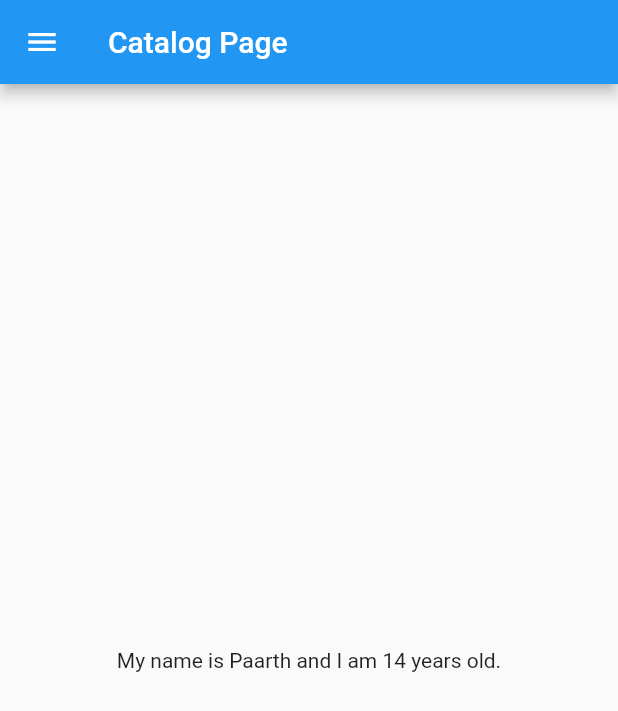
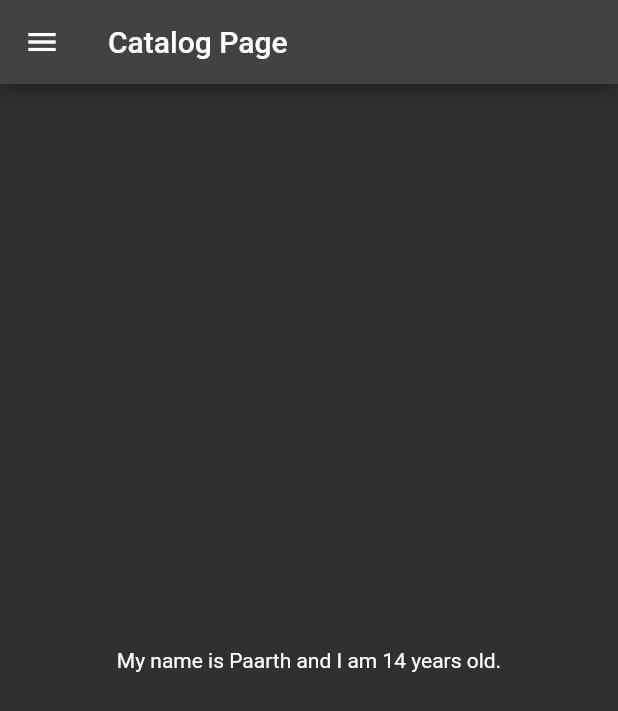
Before and after one commit to Paarthbathla338/DartT-FlutterTutorial, a Flutter app: the screen it shows after launch, on a phone screen of 412 x 824 dp. Shown: the top 711 px of the screen. Run offline on Flutter 3.47's test engine with Material 2 defaults, Android fonts, the phone set to English and light mode, and no system bars.

Commit message:
Themes completed

```diff
--- a/lib/main.dart
+++ b/lib/main.dart
@@ -2,7 +2,7 @@
 
 import "package:flutter/material.dart";
 
-import 'homepage.dart';
+import 'screens/homepage.dart';
 
 void main() {
   runApp(MyApp());
@@ -13,7 +13,8 @@ class MyApp extends StatelessWidget {
   Widget build(BuildContext context) {
     return MaterialApp(
       home: HomePage(),
-
+      themeMode: ThemeMode.dark,
+      darkTheme: ThemeData.dark(),
     );
   }
 }
```
Also changed, not shown: lib/screens/homepage.dart (renamed from lib/homepage.dart).
